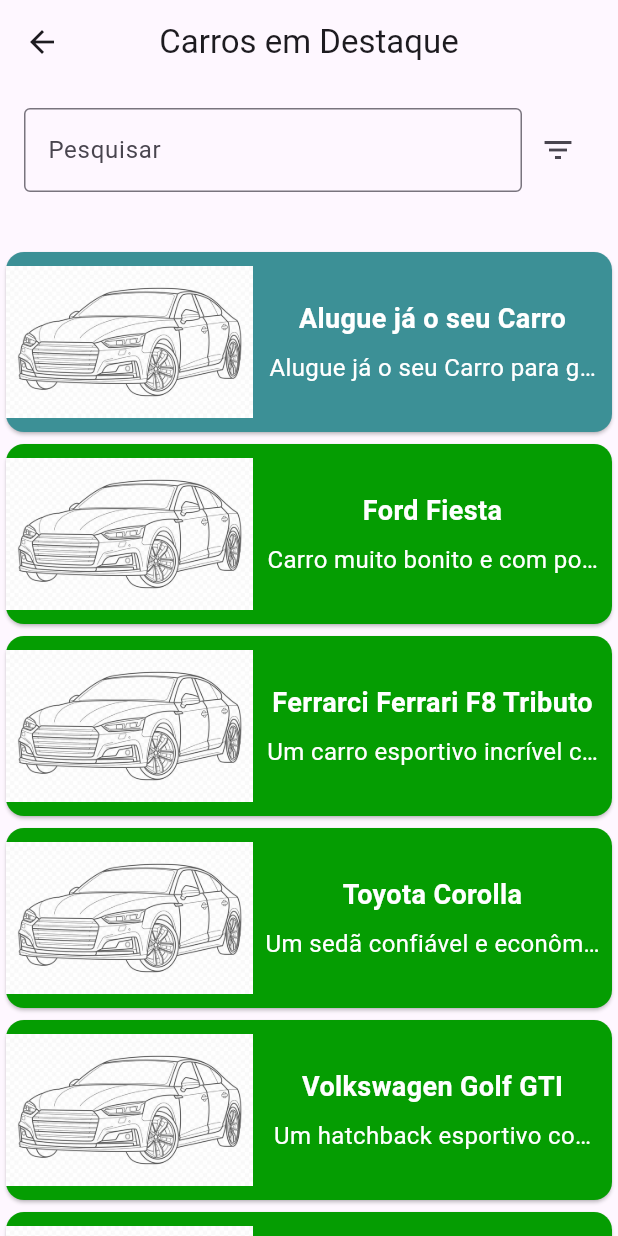
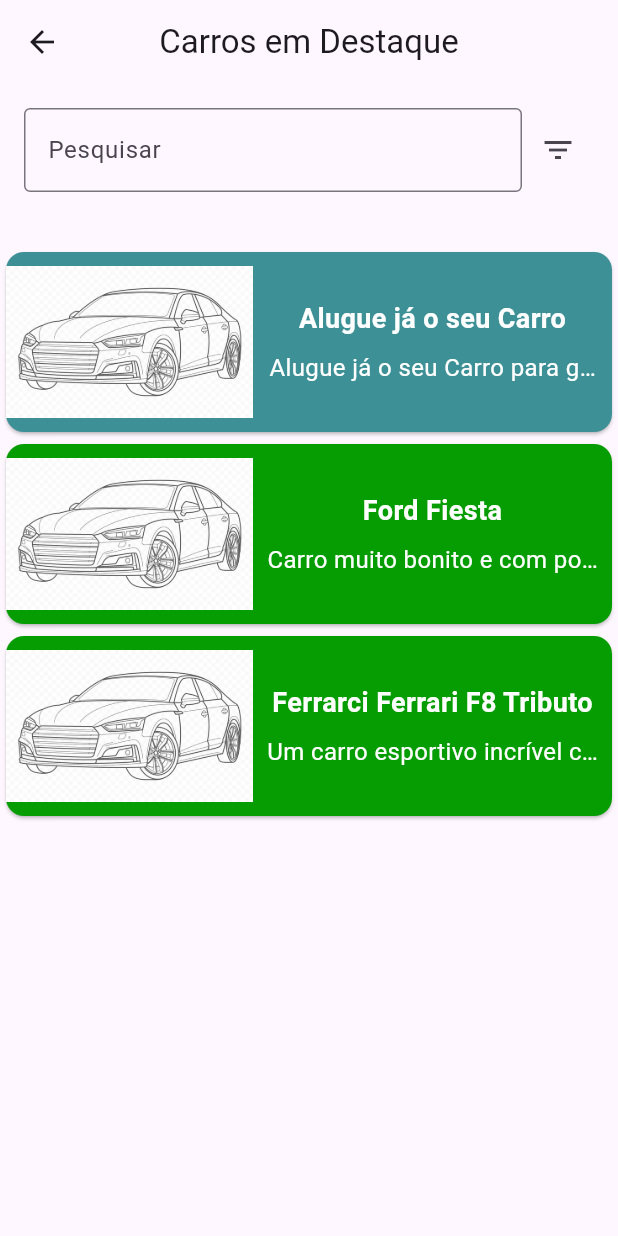
Before and after one commit to IceAngel-04/adRENTure-v2, a Flutter app: the HomePage screen opened directly with empty values, on a phone screen of 412 x 824 dp. Run offline on Flutter 3.47's test engine with Material 3 defaults, Android fonts, the phone set to English and light mode, and no system bars; our stand-ins replace charts_flutter, image_picker.

Commit message:
mais ajustes

```diff
--- a/lib/models/car.dart
+++ b/lib/models/car.dart
@@ -1,5 +1,3 @@
-import 'package:adrenture/models/user.dart';
-
 class Car {
   int id;
   int dono;
@@ -125,8 +123,6 @@
 
 }
 
-
-
 Car alugarCarro = Car(
   id: 0,
   dono: 0,
@@ -199,156 +195,3 @@
   preco: 300000,
   imagemPrincipal: 'assets/images/car.png',
 );
-
-Car carro3 = Car(
-  id: 3,
-  dono: 3,
-  marca: 'Toyota',
-  modelo: 'Corolla',
-  combustivel: 'Gasolina',
-  numeroPortas: 4,
-  numeroLugares: 5,
-  totalMudancas: 6,
-  ano: 2020,
-  cor: 'Prata',
-  matricula: '98-CD-76',
-  totalQuilometros: 20000,
-  seguro: 'Third-party',
-  descricao: 'Um sedã confiável e econômico, ótimo para uso diário.',
-  preco: 25000,
-  imagemPrincipal: 'assets/images/car.png',
-);
-
-Car carro4 = Car(
-  id: 4,
-  dono: 4,
-  marca: 'Volkswagen',
-  modelo: 'Golf GTI',
-  combustivel: 'Gasolina',
-  numeroPortas: 4,
-  numeroLugares: 5,
-  totalMudancas: 6,
-  ano: 2019,
-  cor: 'Branco',
-  matricula: '00-EF-12',
-  totalQuilometros: 15000,
-  seguro: 'Comprehensive',
-  descricao: 'Um hatchback esportivo com excelente dirigibilidade.',
-  preco: 35000,
-  imagemPrincipal: 'assets/images/car.png',
-);
-
-Car carro5 = Car(
-  id: 5,
-  dono: 5,
-  marca: 'Tesla',
-  modelo: 'Model S',
-  combustivel: 'Eletricidade',
-  numeroPortas: 4,
-  numeroLugares: 5,
-  totalMudancas: 1,
-  ano: 2022,
-  cor: 'Azul',
-  matricula: '55-GH-33',
-  totalQuilometros: 10000,
-  seguro: 'Comprehensive',
-  descricao:
-      'Um sedan elétrico com autonomia excepcional e tecnologia avançada.',
-  preco: 80000,
-  imagemPrincipal: 'assets/images/car.png',
-);
-
-Car carro6 = Car(
-  id: 6,
-  dono: 6,
-  marca: 'BMW',
-  modelo: 'X5',
-  combustivel: 'Diesel',
-  numeroPortas: 5,
-  numeroLugares: 5,
-  totalMudancas: 7,
-  ano: 2021,
-  cor: 'Preto',
-  matricula: '78-IJ-90',
-  totalQuilometros: 12000,
-  seguro: 'Comprehensive',
-  descricao: 'Um SUV de luxo com desempenho e conforto excepcionais.',
-  preco: 70000,
-  imagemPrincipal: 'assets/images/car.png',
-);
-
-Car carro7 = Car(
-  id: 7,
-  dono: 7,
-  marca: 'Ford',
-  modelo: 'Mustang',
-  combustivel: 'Gasolina',
-  numeroPortas: 2,
-  numeroLugares: 4,
-  totalMudancas: 6,
-  ano: 2018,
-  cor: 'Amarelo',
-  matricula: '11-KL-22',
-  totalQuilometros: 18000,
-  seguro: 'Third-party',
-  descricao: 'Um clássico americano com um poderoso motor V8.',
-  preco: 40000,
-  imagemPrincipal: 'assets/images/car.png',
-);
-
-Car carro8 = Car(
-  id: 8,
-  dono: 8,
-  marca: 'Chevrolet',
-  modelo: 'Camaro',
-  combustivel: 'Gasolina',
-  numeroPortas: 2,
-  numeroLugares: 4,
-  totalMudancas: 6,
-  ano: 2017,
-  cor: 'Vermelho',
-  matricula: '22-MN-33',
-  totalQuilometros: 20000,
-  seguro: 'Comprehensive',
-  descricao: 'Um muscle car icônico com um design agressivo.',
-  preco: 45000,
-  imagemPrincipal: 'assets/images/car.png',
-);
-
-Car carro9 = Car(
-  id: 9,
-  dono: 9,
-  marca: 'Mercedes-Benz',
-  modelo: 'Classe E',
-  combustivel: 'Diesel',
-  numeroPortas: 4,
-  numeroLugares: 5,
-  totalMudancas: 7,
-  ano: 2016,
-  cor: 'Prata',
-  matricula: '33-OP-44',
-  totalQuilometros: 25000,
-  seguro: 'Comprehensive',
-  descricao: 'Um sedan de luxo com conforto e elegância incomparáveis.',
-  preco: 60000,
-  imagemPrincipal: 'assets/images/car.png',
-);
-
-Car carro10 = Car(
-  id: 10,
-  dono: 10,
-  marca: 'Audi',
-  modelo: 'A4',
-  combustivel: 'Diesel',
-  numeroPortas: 4,
-  numeroLugares: 5,
-  totalMudancas: 7,
-  ano: 2015,
-  cor: 'Preto',
-  matricula: '44-QR-55',
-  totalQuilometros: 30000,
-  seguro: 'Comprehensive',
-  descricao: 'Um sedan premium com design elegante e tecnologia avançada.',
-  preco: 55000,
-  imagemPrincipal: 'assets/images/car.png',
-);
--- a/lib/pages/admin/gerirCarro.dart
+++ b/lib/pages/admin/gerirCarro.dart
@@ -2,11 +2,8 @@
 import 'package:adrenture/models/car.dart';
 import 'package:adrenture/pages/home/carpage.dart';
 import 'package:flutter/material.dart';
-import 'package:adrenture/data/admin_data.dart';
-import 'package:adrenture/pages/home/userPage.dart';
 import 'package:adrenture/widgets/smallCardAdmin.dart';
-import 'gerirUser2.dart';
-import 'package:adrenture/models/user.dart';
+
 
 class GerirCar extends StatefulWidget {
   const GerirCar({super.key});
--- a/lib/pages/home/activecarspage.dart
+++ b/lib/pages/home/activecarspage.dart
@@ -15,14 +15,6 @@
   List<Car> carList = [
     carro1,
     carro2,
-    carro3,
-    carro4,
-    carro5,
-    carro6,
-    carro7,
-    carro8,
-    carro9,
-    carro10
   ];
 
   @override
--- a/lib/pages/home/home.dart
+++ b/lib/pages/home/home.dart
@@ -40,14 +40,6 @@
     carList = [
       carro1,
       carro2,
-      carro3,
-      carro4,
-      carro5,
-      carro6,
-      carro7,
-      carro8,
-      carro9,
-      carro10,
     ];
 
     _widgetOptions = <Widget>[
--- a/lib/pages/login/resetPasswordNew.dart
+++ b/lib/pages/login/resetPasswordNew.dart
@@ -1,5 +1,4 @@
 // ignore_for_file: file_names
-import 'package:adrenture/models/user.dart';
 import 'package:adrenture/widgets/button.dart';
 import 'package:adrenture/widgets/textfield.dart';
 import 'package:adrenture/pages/login/login.dart';
@@ -19,11 +18,6 @@
   final _confirmPassworController = TextEditingController();
 
     void _resetPassword() {
-    final user = User.forResetPassword(
-      email: _emailController.text ,
-      password: _passwordController.text,
-      lastPassword: _confirmPassworController.text,
-    );
 
     /*UserData.resetPasswordUser(user, context).then((_) {
       ScaffoldMessenger.of(context).showSnackBar(
```
